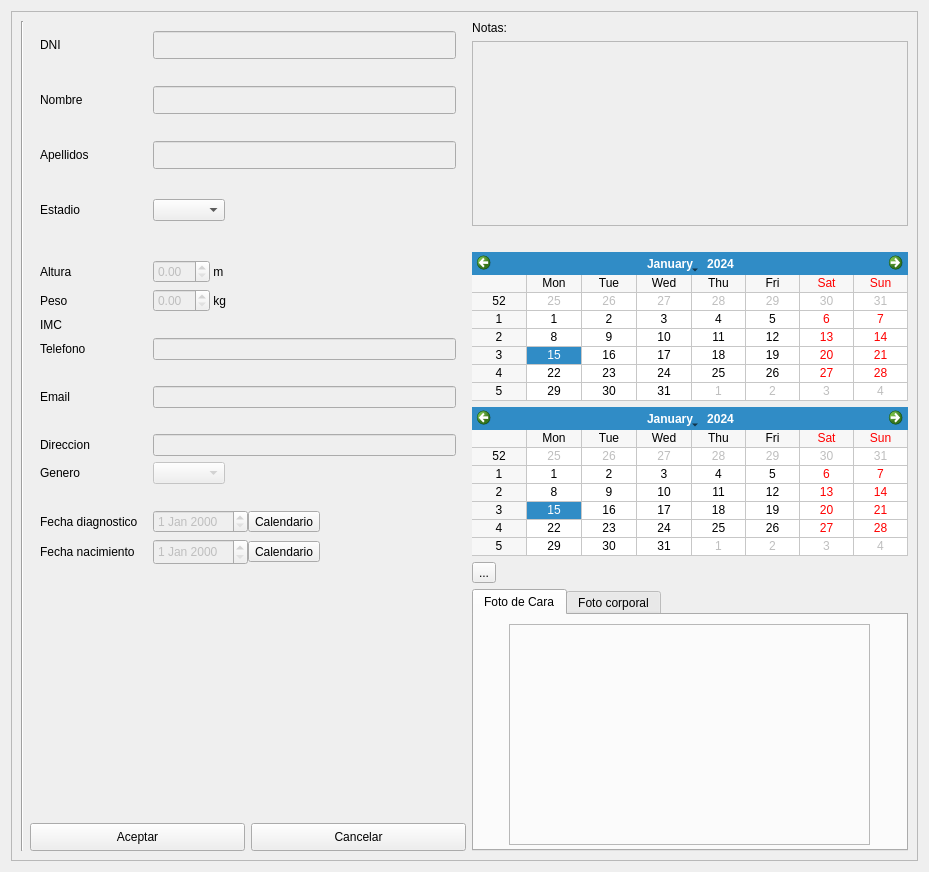
The window that GUI/resources/pacients_widget.ui (Drahness/Parkingson) describes before a commit, drawn with Qt 5.
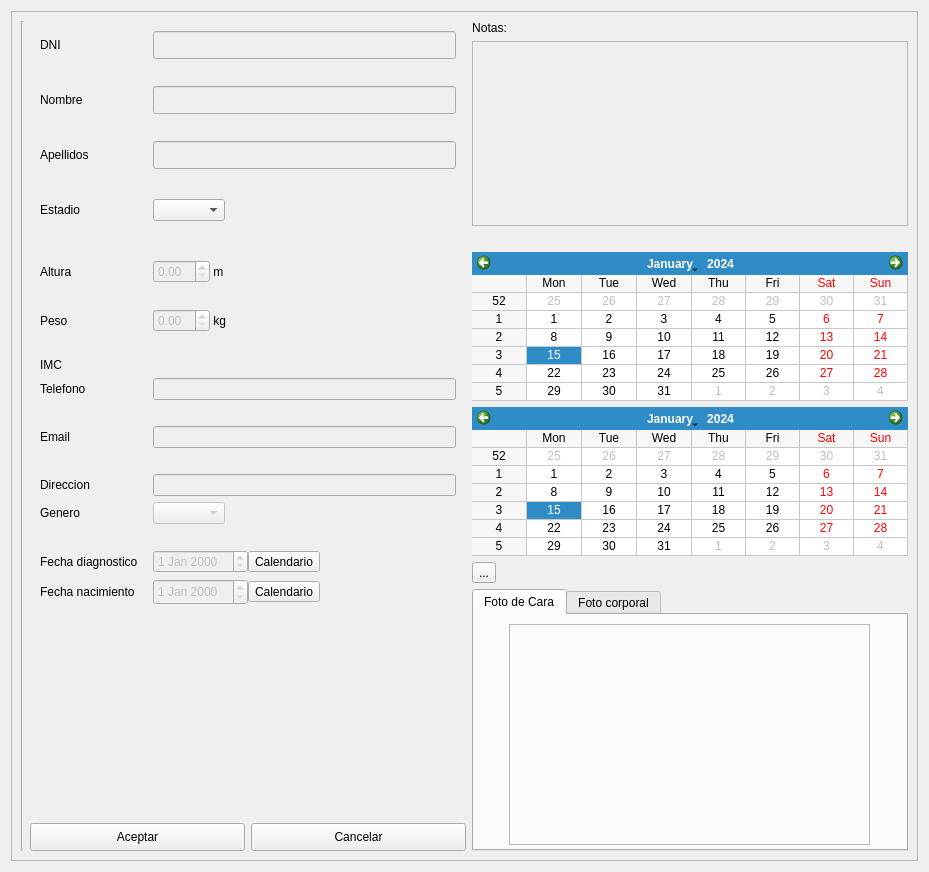
The same window after the commit. Icons and pictures are not drawn.

```diff
--- a/GUI/resources/pacients_widget.ui
+++ b/GUI/resources/pacients_widget.ui
@@ -271,13 +271,6 @@
                  </property>
                 </widget>
                </item>
-               <item>
-                <widget class="QLabel" name="error_altura">
-                 <property name="text">
-                  <string/>
-                 </property>
-                </widget>
-               </item>
               </layout>
              </item>
              <item row="12" column="0">
@@ -303,23 +296,16 @@
                  </property>
                 </widget>
                </item>
-               <item>
-                <widget class="QLabel" name="error_peso">
-                 <property name="text">
-                  <string/>
-                 </property>
-                </widget>
-               </item>
               </layout>
              </item>
-             <item row="13" column="0">
+             <item row="14" column="0">
               <widget class="QLabel" name="imc_label">
                <property name="text">
                 <string>IMC</string>
                </property>
               </widget>
              </item>
-             <item row="13" column="1">
+             <item row="14" column="1">
               <layout class="QHBoxLayout" name="horizontalLayout_4">
                <item>
                 <widget class="QLabel" name="imc_result">
@@ -337,21 +323,21 @@
                </item>
               </layout>
              </item>
-             <item row="15" column="0">
+             <item row="16" column="0">
               <widget class="QLabel" name="label_11">
                <property name="text">
                 <string>Telefono</string>
                </property>
               </widget>
              </item>
-             <item row="15" column="1">
-              <widget class="QLineEdit" name="telefono_edit">
-               <property name="enabled">
-                <bool>false</bool>
-               </property>
-              </widget>
-             </item>
              <item row="16" column="1">
+              <widget class="QLineEdit" name="telefono_edit">
+               <property name="enabled">
+                <bool>false</bool>
+               </property>
+              </widget>
+             </item>
+             <item row="17" column="1">
               <widget class="QLabel" name="error_telefono">
                <property name="styleSheet">
                 <string notr="true">color:red</string>
@@ -361,21 +347,21 @@
                </property>
               </widget>
              </item>
-             <item row="17" column="0">
+             <item row="18" column="0">
               <widget class="QLabel" name="label_9">
                <property name="text">
                 <string>Email</string>
                </property>
               </widget>
              </item>
-             <item row="17" column="1">
-              <widget class="QLineEdit" name="email_edit">
-               <property name="enabled">
-                <bool>false</bool>
-               </property>
-              </widget>
-             </item>
              <item row="18" column="1">
+              <widget class="QLineEdit" name="email_edit">
+               <property name="enabled">
+                <bool>false</bool>
+               </property>
+              </widget>
+             </item>
+             <item row="19" column="1">
               <widget class="QLabel" name="error_email">
                <property name="styleSheet">
                 <string notr="true">color:red</string>
@@ -385,35 +371,35 @@
                </property>
               </widget>
              </item>
-             <item row="19" column="0">
+             <item row="20" column="0">
               <widget class="QLabel" name="label_8">
                <property name="text">
                 <string>Direccion</string>
                </property>
               </widget>
              </item>
-             <item row="19" column="1">
+             <item row="20" column="1">
               <widget class="QLineEdit" name="direccion_edit">
                <property name="enabled">
                 <bool>false</bool>
                </property>
               </widget>
              </item>
-             <item row="20" column="0">
+             <item row="21" column="0">
               <widget class="QLabel" name="label_7">
                <property name="text">
                 <string>Genero</string>
                </property>
               </widget>
              </item>
-             <item row="20" column="1">
-              <widget class="QComboBox" name="gender_combo_box">
-               <property name="enabled">
-                <bool>false</bool>
-               </property>
-              </widget>
-             </item>
              <item row="21" column="1">
+              <widget class="QComboBox" name="gender_combo_box">
+               <property name="enabled">
+                <bool>false</bool>
+               </property>
+              </widget>
+             </item>
+             <item row="22" column="1">
               <widget class="QLabel" name="error_gender">
                <property name="styleSheet">
                 <string notr="true">color:red</string>
@@ -423,14 +409,14 @@
                </property>
               </widget>
              </item>
-             <item row="22" column="0">
+             <item row="23" column="0">
               <widget class="QLabel" name="label_10">
                <property name="text">
                 <string>Fecha diagnostico</string>
                </property>
               </widget>
              </item>
-             <item row="22" column="1">
+             <item row="23" column="1">
               <layout class="QHBoxLayout" name="horizontalLayout_5">
                <item>
                 <widget class="QDateEdit" name="diagnostico_date_edit">
@@ -448,7 +434,7 @@
                </item>
               </layout>
              </item>
-             <item row="23" column="0">
+             <item row="24" column="0">
               <widget class="QLabel" name="label_5">
                <property name="minimumSize">
                 <size>
@@ -461,7 +447,7 @@
                </property>
               </widget>
              </item>
-             <item row="23" column="1">
+             <item row="24" column="1">
               <layout class="QHBoxLayout" name="horizontalLayout_7">
                <property name="sizeConstraint">
                 <enum>QLayout::SetMinimumSize</enum>
@@ -494,6 +480,26 @@
                </item>
               </layout>
              </item>
+             <item row="10" column="1">
+              <widget class="QLabel" name="error_altura">
+               <property name="styleSheet">
+                <string notr="true">color:red</string>
+               </property>
+               <property name="text">
+                <string/>
+               </property>
+              </widget>
+             </item>
+             <item row="13" column="1">
+              <widget class="QLabel" name="error_peso">
+               <property name="styleSheet">
+                <string notr="true">color:red</string>
+               </property>
+               <property name="text">
+                <string/>
+               </property>
+              </widget>
+             </item>
             </layout>
            </item>
            <item>
```
Left out of the diff: 6 changed lines with no effect on the pictures.
